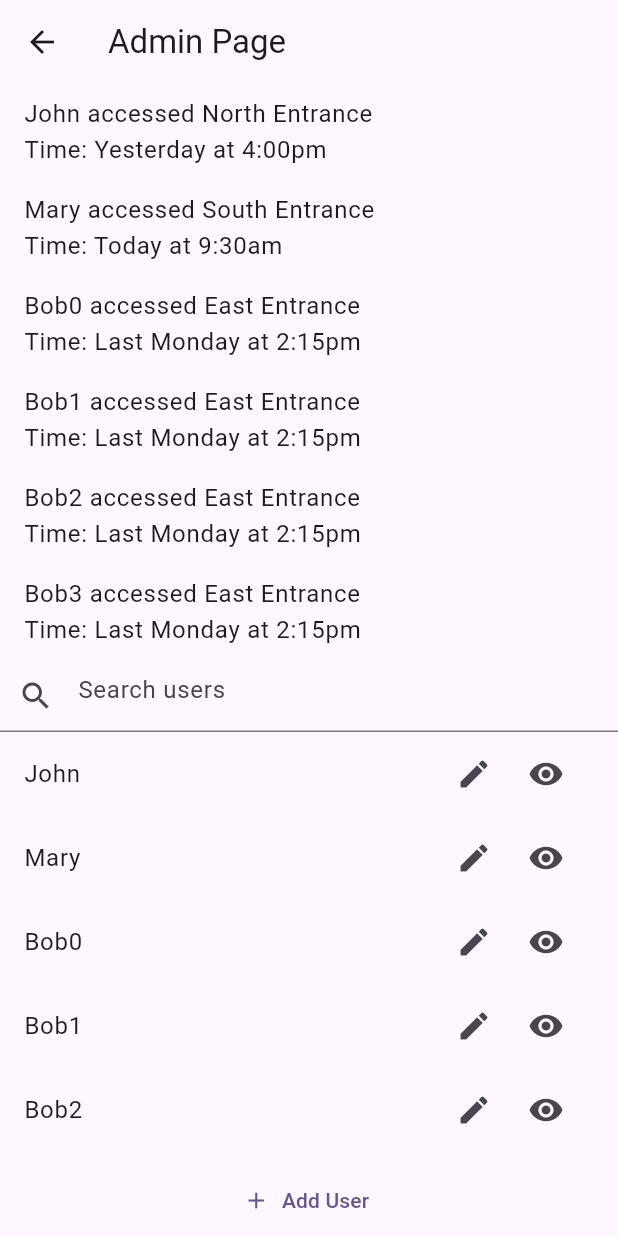
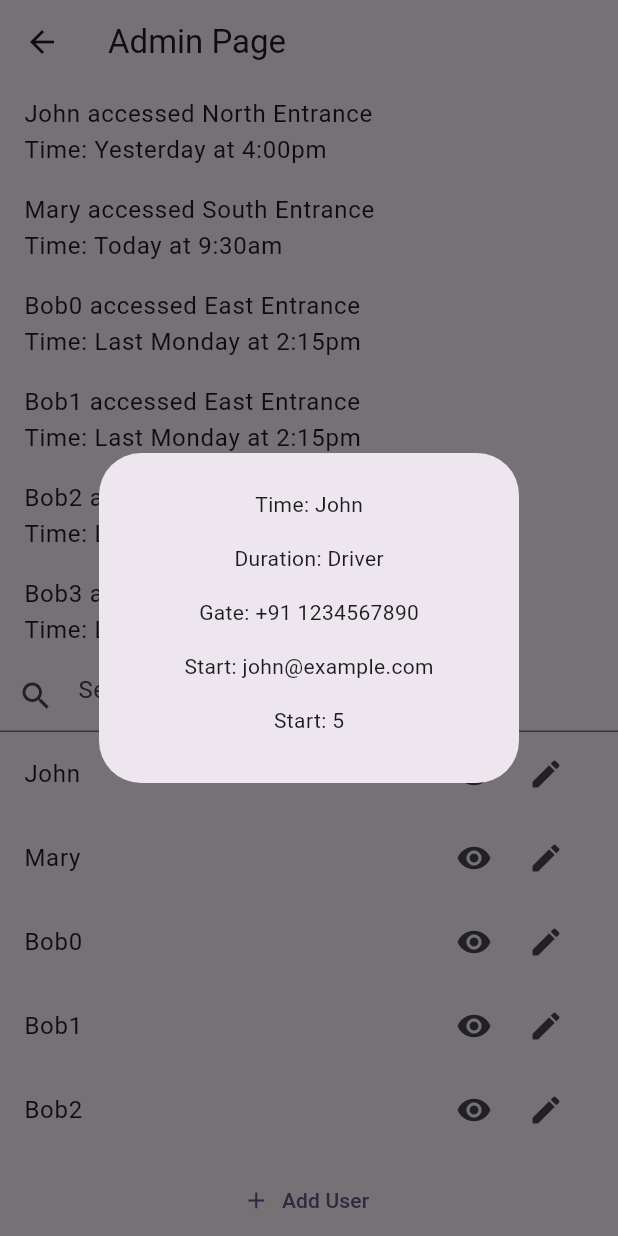
Before and after one commit to SathishKumar5115/Warehouse-Intrusion-Detection, a Flutter app: the AdminPage screen opened directly, after a tap on the "visibility" icon, on a phone screen of 412 x 824 dp. Run offline on Flutter 3.47's test engine with Material 2 defaults, Android fonts, the phone set to English and light mode, and no system bars; project files that could hold a hidden picture were left out.

Commit message:
base UI updated

```diff
--- a/lib/screen/admin_page.dart
+++ b/lib/screen/admin_page.dart
@@ -104,7 +104,71 @@ class _AdminPageState extends State<AdminPage> {
       'contact': 'bob@example.com'
     },
   ];
-
+  List<Map<String, dynamic>> userDetails = [
+    {
+      'name': 'John',
+      'job': 'Driver',
+      'phone': '+91 1234567890',
+      'contact': 'john@example.com',
+      'access': '5'
+    },
+    {
+      'name': 'Mary',
+      'job': 'Driver',
+      'phone': '+91 1234567890',
+      'contact': 'john@example.com',
+      'access': '5'
+    },
+    {
+      'name': 'Bob0',
+      'job': 'Driver',
+      'phone': '+91 1234567890',
+      'contact': 'john@example.com',
+      'access': '5'
+    },
+    {
+      'name': 'Bob1',
+      'job': 'Driver',
+      'phone': '+91 1234567890',
+      'contact': 'john@example.com',
+      'access': '5'
+    },
+    {
+      'name': 'Bob2',
+      'job': 'Driver',
+      'phone': '+91 1234567890',
+      'contact': 'john@example.com',
+      'access': '5'
+    },
+    {
+      'name': 'Bob3',
+      'job': 'Driver',
+      'phone': '+91 1234567890',
+      'contact': 'john@example.com',
+      'access': '5'
+    },
+    {
+      'name': 'Bob4',
+      'job': 'Driver',
+      'phone': '+91 1234567890',
+      'contact': 'john@example.com',
+      'access': '5'
+    },
+    {
+      'name': 'Bob5',
+      'job': 'Driver',
+      'phone': '+91 1234567890',
+      'contact': 'john@example.com',
+      'access': '5'
+    },
+    {
+      'name': 'Bob6',
+      'job': 'Driver',
+      'phone': '+91 1234567890',
+      'contact': 'john@example.com',
+      'access': '5'
+    },
+  ];
   List<String> users = [
     'John',
     'Mary',
@@ -220,11 +284,53 @@ class _AdminPageState extends State<AdminPage> {
                           mainAxisSize: MainAxisSize.min,
                           children: [
                             IconButton(
-                              icon: const Icon(Icons.edit),
-                              onPressed: () {},
+                              icon: const Icon(Icons.visibility),
+                              onPressed: () {
+                                showDialog(
+                                    context: context,
+                                    builder: (context) {
+                                      return AlertDialog(
+                                        content: Column(
+                                          mainAxisSize: MainAxisSize.min,
+                                          children: [
+                                            Padding(
+                                              padding:
+                                                  const EdgeInsets.all(8.0),
+                                              child: Text(
+                                                  'Time: ${userDetails[index]['name']}'),
+                                            ),
+                                            Padding(
+                                              padding:
+                                                  const EdgeInsets.all(8.0),
+                                              child: Text(
+                                                  'Duration: ${userDetails[index]['job']}'),
+                                            ),
+                                            Padding(
+                                              padding:
+                                                  const EdgeInsets.all(8.0),
+                                              child: Text(
+                                                  'Gate: ${userDetails[index]['phone']}'),
+                                            ),
+                                            Padding(
+                                              padding:
+                                                  const EdgeInsets.all(8.0),
+                                              child: Text(
+                                                  'Start: ${userDetails[index]['contact']}'),
+                                            ),
+                                            Padding(
+                                              padding:
+                                                  const EdgeInsets.all(8.0),
+                                              child: Text(
+                                                  'Start: ${userDetails[index]['access']}'),
+                                            ),
+                                          ],
+                                        ),
+                                      );
+                                    });
+                              },
                             ),
                             IconButton(
-                              icon: const Icon(Icons.visibility),
+                              icon: const Icon(Icons.edit),
                               onPressed: () {},
                             ),
                           ],
--- a/lib/screen/gate_lock.dart
+++ b/lib/screen/gate_lock.dart
@@ -16,6 +16,9 @@ class _GateLockPageState extends State<GateLockPage> {
   @override
   Widget build(BuildContext context) {
     return Scaffold(
+        appBar: AppBar(
+          title: const Text('Key Page'),
+        ),
         body: Center(
             child:
                 Column(mainAxisAlignment: MainAxisAlignment.center, children: [
@@ -28,6 +31,7 @@ class _GateLockPageState extends State<GateLockPage> {
                       icon: const Icon(
                         Icons.lock,
                         size: 100,
+                        color: Colors.red,
                       ),
                       onPressed: () {
                         _showPasswordDialog();
@@ -40,6 +44,7 @@ class _GateLockPageState extends State<GateLockPage> {
                     icon: const Icon(
                       Icons.lock_open,
                       size: 100,
+                      color: Colors.green,
                     ),
                     onPressed: () {
                       _showPasswordDialog();
@@ -55,6 +60,14 @@ class _GateLockPageState extends State<GateLockPage> {
               DropdownMenuItem(
                 value: 'North Gate',
                 child: Text('North Gate'),
+              ),
+              DropdownMenuItem(
+                value: 'East Gate',
+                child: Text('East Gate'),
+              ),
+              DropdownMenuItem(
+                value: 'West Gate',
+                child: Text('West Gate'),
               ),
               DropdownMenuItem(
                 value: 'South Gate',
```
Also changed, not shown: 10 other files. Lines whose indentation alone changed are shown as unchanged.
